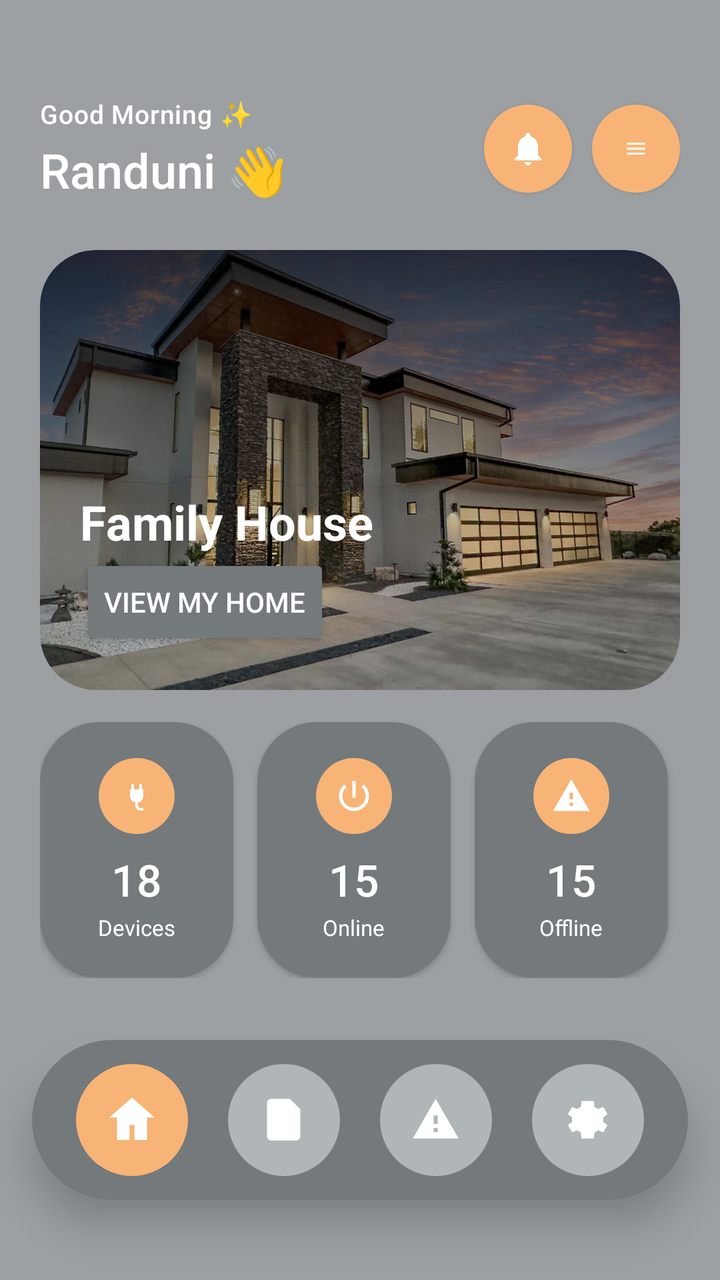
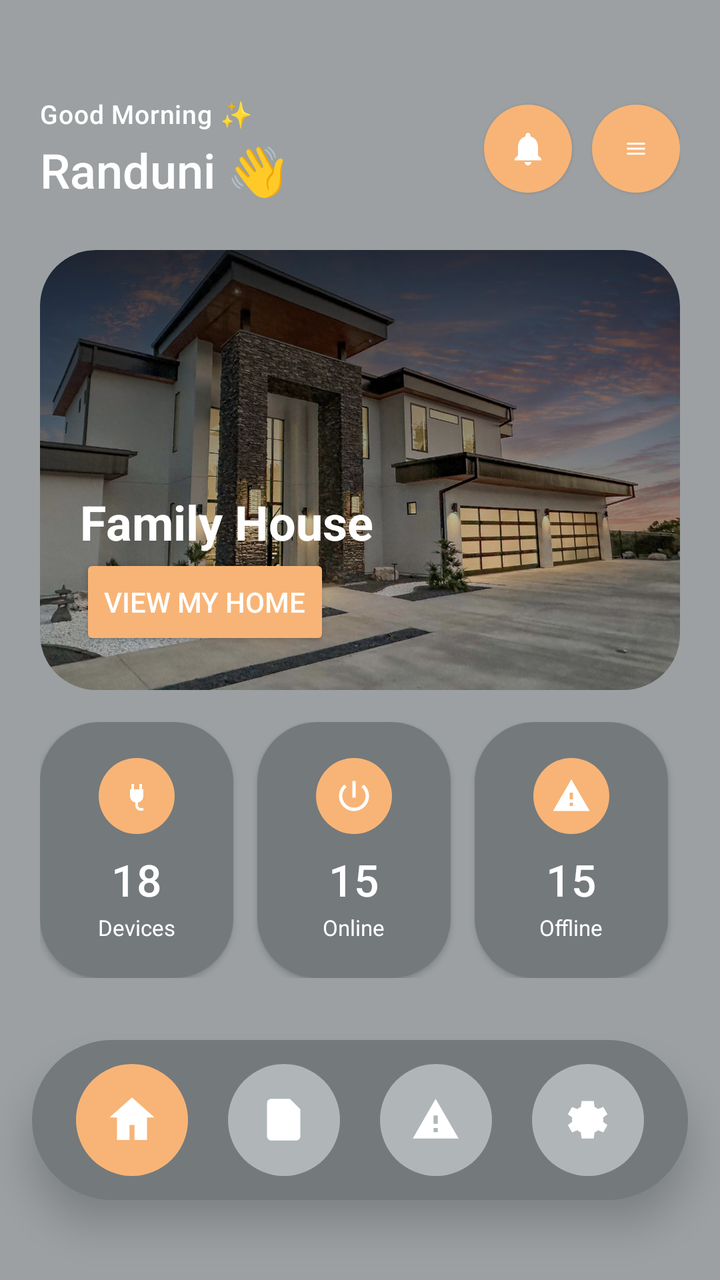

The first picture is an Android layout as it rendered before a commit; the second is the same layout after the commit. The layout source and the unified diff follow.
<!-- AndroidManifest.xml: application theme Theme.SmartNest -->
<!-- res/layout/activity_dashboard.xml -->
<?xml version="1.0" encoding="utf-8"?>
<FrameLayout xmlns:android="http://schemas.android.com/apk/res/android"
    xmlns:app="http://schemas.android.com/apk/res-auto"
    android:layout_width="match_parent"
    android:layout_height="match_parent"
    android:background="@drawable/bg_light_gradient">

    <LinearLayout
        android:layout_width="match_parent"
        android:layout_height="match_parent"
        android:background="@drawable/bg_glass_light"
        android:orientation="vertical">

        
        <ScrollView
            android:layout_width="match_parent"
            android:layout_height="0dp"
            android:layout_weight="1"
            android:clipToPadding="false"
            android:overScrollMode="never"
            android:paddingBottom="0dp"
            android:scrollbars="none">

            <LinearLayout
                android:layout_width="match_parent"
                android:layout_height="wrap_content"
                android:orientation="vertical"
                android:paddingStart="20dp"
                android:paddingTop="48dp"
                android:paddingEnd="20dp"

                android:paddingBottom="8dp">

                
                <LinearLayout
                    android:layout_width="match_parent"
                    android:layout_height="wrap_content"
                    android:gravity="center_vertical"
                    android:orientation="horizontal">

                    <LinearLayout
                        android:layout_width="0dp"
                        android:layout_height="wrap_content"
                        android:layout_weight="1"
                        android:orientation="vertical">

                        <TextView
                            android:id="@+id/txtWelcome"
                            android:layout_width="wrap_content"
                            android:layout_height="wrap_content"
                            android:fontFamily="sans-serif-medium"
                            android:letterSpacing="0.02"
                            android:text="Good Morning ✨"
                            android:textColor="@color/orange_primary"
                            android:textSize="13sp" />

                        <TextView
                            android:id="@+id/txtTitle"
                            android:layout_width="wrap_content"
                            android:layout_height="wrap_content"
                            android:layout_marginTop="3dp"
                            android:fontFamily="sans-serif-medium"
                            android:text="Randuni 👋"
                            android:textColor="@color/orange_primary"
                            android:textSize="24sp" />
                    </LinearLayout>

                    
                    <FrameLayout
                        android:layout_width="44dp"
                        android:layout_height="44dp"
                        android:layout_marginEnd="10dp"
                        android:background="@drawable/bg_icon_circle_orange"
                        android:elevation="1dp">

                        <ImageView
                            android:layout_width="20dp"
                            android:layout_height="20dp"
                            android:layout_gravity="center"
                            android:src="@drawable/ic_bell"
                            app:tint="@color/orange_primary" />
                    </FrameLayout>

                    
                    <FrameLayout
                        android:id="@+id/btnMenu"
                        android:layout_width="44dp"
                        android:layout_height="44dp"
                        android:background="@drawable/bg_icon_circle_orange"
                        android:elevation="1dp">

                        <ImageView
                            android:layout_width="12dp"
                            android:layout_height="20dp"
                            android:layout_gravity="center"
                            android:src="@drawable/ic_menu"
                            app:tint="@color/orange_primary" />
                    </FrameLayout>
                </LinearLayout>

                <FrameLayout
                    android:id="@+id/cardHome"
                    android:layout_width="match_parent"
                    android:layout_height="220dp"
                    android:layout_marginTop="24dp"
                    android:background="@drawable/bg_card_radius"
                    android:clipToOutline="true">

                    
                    <ImageView
                        android:id="@+id/imgHome"
                        android:layout_width="match_parent"
                        android:layout_height="match_parent"
                        android:scaleType="centerCrop"
                        android:src="@drawable/home_banner" />

                    
                    <View
                        android:layout_width="match_parent"
                        android:layout_height="match_parent"
                        android:background="@drawable/bg_image_overlay" />

                    
                    <LinearLayout
                        android:layout_width="match_parent"
                        android:layout_height="match_parent"
                        android:gravity="bottom"
                        android:orientation="vertical"
                        android:padding="20dp">

                        <TextView
                            android:id="@+id/tvHomeName"
                            android:layout_width="wrap_content"
                            android:layout_height="wrap_content"
                            android:text="Family House"
                            android:textColor="@android:color/white"
                            android:textSize="24sp"
                            android:textStyle="bold" />

                       

                        <Button
                            android:id="@+id/btnViewMyHome"
                            android:layout_width="wrap_content"
                            android:layout_height="48dp"
                            android:backgroundTint="#74797C"
                            android:text="View My Home"
                            android:textColor="@android:color/white" />
                    </LinearLayout>

                </FrameLayout>

                
                <LinearLayout
                    android:layout_width="match_parent"
                    android:layout_height="wrap_content"
                    android:layout_marginTop="16dp"
                    android:orientation="horizontal">

                    
                    <LinearLayout
                        android:layout_width="0dp"
                        android:layout_height="wrap_content"
                        android:layout_marginEnd="6dp"
                        android:layout_weight="1"
                        android:background="@drawable/bg_card_white"
                        android:elevation="2dp"
                        android:gravity="center"
                        android:orientation="vertical"
                        android:paddingTop="18dp"
                        android:paddingBottom="18dp">

                        <FrameLayout
                            android:layout_width="38dp"
                            android:layout_height="38dp"
                            android:background="@drawable/bg_icon_circle_orange">

                            <ImageView
                                android:layout_width="16dp"
                                android:layout_height="20dp"
                                android:layout_gravity="center"
                                android:src="@drawable/ic_plug1"
                                app:tint="@color/orange_primary" />
                        </FrameLayout>

                        <TextView
                            android:id="@+id/tvDevicesCount"
                            android:layout_width="wrap_content"
                            android:layout_height="wrap_content"
                            android:layout_marginTop="8dp"
                            android:fontFamily="sans-serif-medium"
                            android:text="18"
                            android:textColor="@color/orange_primary"
                            android:textSize="22sp" />

                        <TextView
                            android:layout_width="wrap_content"
                            android:layout_height="wrap_content"
                            android:layout_marginTop="2dp"
                            android:text="Devices"
                            android:textColor="@color/orange_primary"
                            android:textSize="11sp" />
                    </LinearLayout>

                    
                    <LinearLayout
                        android:layout_width="0dp"
                        android:layout_height="wrap_content"
                        android:layout_marginStart="6dp"
                        android:layout_marginEnd="6dp"
                        android:layout_weight="1"
                        android:background="@drawable/bg_card_white"
                        android:elevation="2dp"
                        android:gravity="center"
                        android:orientation="vertical"
                        android:paddingTop="18dp"
                        android:paddingBottom="18dp">

                        <FrameLayout
                            android:layout_width="38dp"
                            android:layout_height="38dp"
                            android:background="@drawable/bg_icon_circle_orange">

                            <ImageView
                                android:layout_width="20dp"
                                android:layout_height="20dp"
                                android:layout_gravity="center"
                                android:src="@drawable/ic_power"
                                app:tint="@color/orange_primary" />
                        </FrameLayout>

                        <TextView
                            android:id="@+id/tvOnlineCount"
                            android:layout_width="wrap_content"
                            android:layout_height="wrap_content"
                            android:layout_marginTop="8dp"
                            android:fontFamily="sans-serif-medium"
                            android:text="15"
                            android:textColor="@color/orange_primary"
                            android:textSize="22sp" />

                        <TextView
                            android:layout_width="wrap_content"
                            android:layout_height="wrap_content"
                            android:layout_marginTop="2dp"
                            android:text="Online"
                            android:textColor="@color/orange_primary"
                            android:textSize="11sp" />
                    </LinearLayout>

                    
                    
                    <LinearLayout
                        android:layout_width="0dp"
                        android:layout_height="wrap_content"
                        android:layout_marginStart="6dp"
                        android:layout_marginEnd="6dp"
                        android:layout_weight="1"
                        android:background="@drawable/bg_card_white"
                        android:elevation="2dp"
                        android:gravity="center"
                        android:orientation="vertical"
                        android:paddingTop="18dp"
                        android:paddingBottom="18dp">

                        <FrameLayout
                            android:layout_width="38dp"
                            android:layout_height="38dp"
                            android:background="@drawable/bg_icon_circle_orange">

                            <ImageView
                                android:layout_width="20dp"
                                android:layout_height="20dp"
                                android:layout_gravity="center"
                                android:src="@drawable/ic_warning_small"
                                app:tint="@color/orange_primary" />
                        </FrameLayout>

                        <TextView
                            android:id="@+id/tvOfflineCount"
                            android:layout_width="wrap_content"
                            android:layout_height="wrap_content"
                            android:layout_marginTop="8dp"
                            android:fontFamily="sans-serif-medium"
                            android:text="15"
                            android:textColor="@color/orange_primary"
                            android:textSize="22sp" />

                        <TextView
                            android:layout_width="wrap_content"
                            android:layout_height="wrap_content"
                            android:layout_marginTop="2dp"
                            android:text="Offline"
                            android:textColor="@color/orange_primary"
                            android:textSize="11sp" />
                    </LinearLayout>

                </LinearLayout>

                
                <LinearLayout
                    android:layout_width="match_parent"
                    android:layout_height="wrap_content"
                    android:layout_marginTop="28dp"
                    android:gravity="center_vertical"
                    android:orientation="horizontal">

                    <TextView
                        android:layout_width="0dp"
                        android:layout_height="wrap_content"
                        android:layout_weight="1"
                        android:fontFamily="sans-serif-medium"
                        android:text="Quick Actions"
                        android:textColor="@color/orange_primary"
                        android:textSize="17sp" />

                    <TextView
                        android:layout_width="wrap_content"
                        android:layout_height="wrap_content"
                        android:text="See all"
                        android:textColor="@color/orange_primary"
                        android:textSize="13sp" />
                </LinearLayout>

                
                <androidx.recyclerview.widget.RecyclerView
                    android:id="@+id/rvQuickDevices"
                    android:layout_width="match_parent"
                    android:layout_height="wrap_content"
                    android:layout_marginTop="12dp"
                    android:clipToPadding="false"
                    android:scrollbars="none" />

                
                <LinearLayout
                    android:layout_width="match_parent"
                    android:layout_height="wrap_content"
                    android:layout_marginTop="28dp"
                    android:gravity="center_vertical"
                    android:orientation="horizontal">


                </LinearLayout>


            </LinearLayout>
        </ScrollView>

        
        <LinearLayout
            android:layout_width="match_parent"
            android:layout_height="80dp"
            android:layout_marginStart="16dp"
            android:layout_marginEnd="16dp"
            android:layout_marginBottom="40dp"
            android:background="@drawable/bg_nav_light"
            android:elevation="12dp"
            android:gravity="center"
            android:orientation="horizontal"
            android:paddingStart="12dp"
            android:paddingEnd="12dp">


            
            <LinearLayout
                android:id="@+id/navHome"
                android:layout_width="0dp"
                android:layout_height="wrap_content"
                android:layout_weight="1"
                android:gravity="center"
                android:orientation="vertical">

                <FrameLayout
                    android:layout_width="56dp"
                    android:layout_height="56dp"
                    android:background="@drawable/bg_nav_active_light">

                    <ImageView
                        android:id="@+id/ivNavHome"
                        android:layout_width="30dp"
                        android:layout_height="30dp"
                        android:layout_gravity="center"
                        android:src="@drawable/ic_home_nav"
                        app:tint="#FFFFFF" />
                </FrameLayout>

            </LinearLayout>

            
            <LinearLayout
                android:id="@+id/navReports"
                android:layout_width="0dp"
                android:layout_height="wrap_content"
                android:layout_weight="1"
                android:gravity="center"
                android:orientation="vertical"
                android:paddingTop="4dp"
                android:paddingBottom="4dp">

                <FrameLayout
                    android:layout_width="56dp"
                    android:layout_height="56dp"
                    android:background="@drawable/bg_nav_normal">

                    <ImageView
                        android:layout_width="25dp"
                        android:layout_height="25dp"
                        android:layout_gravity="center"
                        android:src="@drawable/ic_reports"
                        app:tint="#FFFFFF" />
                </FrameLayout>


            </LinearLayout>

            
            <LinearLayout
                android:id="@+id/navAlerts"
                android:layout_width="0dp"
                android:layout_height="wrap_content"
                android:layout_weight="1"
                android:gravity="center"
                android:orientation="vertical"
                android:paddingTop="4dp"
                android:paddingBottom="4dp">

                <FrameLayout
                    android:layout_width="56dp"
                    android:layout_height="56dp"
                    android:background="@drawable/bg_nav_normal">

                    <ImageView
                        android:layout_width="25dp"
                        android:layout_height="25dp"
                        android:layout_gravity="center"
                        android:src="@drawable/ic_alert"
                        app:tint="#FFFFFF" />
                </FrameLayout>

            </LinearLayout>

            
            <LinearLayout
                android:id="@+id/navSettings"
                android:layout_width="0dp"
                android:layout_height="wrap_content"
                android:layout_weight="1"
                android:gravity="center"
                android:orientation="vertical"
                android:paddingTop="4dp"
                android:paddingBottom="4dp">

                <FrameLayout
                    android:layout_width="56dp"
                    android:layout_height="56dp"
                    android:background="@drawable/bg_nav_normal">

                    <ImageView
                        android:layout_width="25dp"
                        android:layout_height="25dp"
                        android:layout_gravity="center"
                        android:src="@drawable/ic_settings"
                        app:tint="#FFFFFF" />
                </FrameLayout>
            </LinearLayout>

        </LinearLayout>
    </LinearLayout>
</FrameLayout>
<!-- resources referenced by this layout -->
<resources>
  <color name="orange_primary">#FFFFFF</color>
  <!-- drawable bg_card_radius (drawable) -->
  <shape xmlns:android="http://schemas.android.com/apk/res/android">
      <corners android:radius="28dp"/>
  </shape>
  <!-- drawable bg_card_white (drawable) -->
  <?xml version="1.0" encoding="utf-8"?>
  <shape xmlns:android="http://schemas.android.com/apk/res/android">
      <solid android:color="#74797C" />
      <corners android:radius="30dp" />
  </shape>
  <!-- drawable bg_glass_light (drawable) -->
  <?xml version="1.0" encoding="utf-8"?>
  <shape xmlns:android="http://schemas.android.com/apk/res/android"
      android:shape="rectangle">
  
      <solid android:color="#9CA0A2" />
  
      <corners android:radius="0dp" />
  
  </shape>
  <!-- drawable bg_icon_circle_orange (drawable) -->
  <shape xmlns:android="http://schemas.android.com/apk/res/android"
      android:shape="oval">
      <solid android:color="#F7B476" />
  </shape>
  <!-- drawable bg_image_overlay (drawable) -->
  <shape xmlns:android="http://schemas.android.com/apk/res/android">
  
      <gradient
          android:startColor="#00000000"
          android:endColor="#B3000000"
          android:angle="90"/>
  
      <corners android:radius="28dp"/>
  
  </shape>
  <!-- drawable bg_light_gradient (drawable) -->
  <?xml version="1.0" encoding="utf-8"?>
  <shape xmlns:android="http://schemas.android.com/apk/res/android">
      <gradient
          android:startColor="#FDFDFE"
          android:centerColor="#FBFBFC"
          android:endColor="#F7F7FA"
          android:angle="135" />
  </shape>
  <!-- drawable bg_nav_active_light (drawable) -->
  <?xml version="1.0" encoding="utf-8"?>
  <shape xmlns:android="http://schemas.android.com/apk/res/android">
      <gradient
          android:startColor="#F7B476"
          android:endColor="#F7B476"
          android:angle="135" />
      <corners android:radius="500dp" />
  </shape>
  <!-- drawable bg_nav_light (drawable) -->
  <?xml version="1.0" encoding="utf-8"?>
  <shape xmlns:android="http://schemas.android.com/apk/res/android">
  
  <solid android:color="#74797C"/>
  
  <corners android:radius="500dp"/>
  
  <padding
      android:left="8dp"
      android:top="8dp"
      android:right="8dp"
      android:bottom="8dp"/>
  
  </shape>
  <!-- drawable bg_nav_normal (drawable) -->
  <?xml version="1.0" encoding="utf-8"?>
  <shape xmlns:android="http://schemas.android.com/apk/res/android">
      <gradient
          android:startColor="#B0B5B7"
          android:endColor="#B0B5B7"
          android:angle="135" />
      <corners android:radius="500dp" />
  </shape>
  <!-- drawable ic_alert (drawable) -->
  <vector xmlns:android="http://schemas.android.com/apk/res/android"
      android:width="24dp" android:height="24dp" android:viewportWidth="24" android:viewportHeight="24">
      <path android:fillColor="#1A1A1A" android:pathData="M1,21h22L12,2zM13,18h-2v-2h2zM13,14h-2v-4h2z"/>
  </vector>
  <!-- drawable ic_home_nav (drawable) -->
  <vector xmlns:android="http://schemas.android.com/apk/res/android"
      android:width="24dp" android:height="24dp" android:viewportWidth="24" android:viewportHeight="24">
      <path android:fillColor="#1A1A1A" android:pathData="M12,3l9,8h-3v9h-5v-6h-2v6H6v-9H3z"/>
  </vector>
  <!-- drawable ic_menu (drawable) -->
  <vector xmlns:android="http://schemas.android.com/apk/res/android"
      android:width="24dp" android:height="24dp" android:viewportWidth="24" android:viewportHeight="24">
      <path android:fillColor="#1A1A1A" android:pathData="M3,6h18v2H3zM3,11h18v2H3zM3,16h18v2H3z"/>
  </vector>
  <!-- drawable ic_warning_small (drawable) -->
  <vector xmlns:android="http://schemas.android.com/apk/res/android"
      android:width="20dp" android:height="20dp" android:viewportWidth="24" android:viewportHeight="24">
      <path android:fillColor="#D9491F" android:pathData="M1,21h22L12,2zM13,18h-2v-2h2zM13,14h-2v-4h2z"/>
  </vector>
  <color name="orange_dark">#D93E17</color>
  <color name="white">#FFFFFF</color>
  <color name="bg_screen">#F8F9FD</color>
  <!-- unchanged entries left out for length: 7 -->
</resources>

<!-- the commit's change to res/layout/activity_dashboard.xml (unified diff, before → after) -->
@@ -143,7 +143,7 @@
                             android:id="@+id/btnViewMyHome"
                             android:layout_width="wrap_content"
                             android:layout_height="48dp"
-                            android:backgroundTint="#74797C"
+                            android:backgroundTint="@color/orange_new"
                             android:text="View My Home"
                             android:textColor="@android:color/white" />
                     </LinearLayout>
<!-- resource entries referenced after the edit -->
@@ -1,5 +1,6 @@
 <!-- resources referenced by this layout -->
 <resources>
+  <color name="orange_new">#F7B476</color>
   <color name="orange_primary">#FFFFFF</color>
   <!-- drawable bg_card_radius (drawable) -->
   <shape xmlns:android="http://schemas.android.com/apk/res/android">
